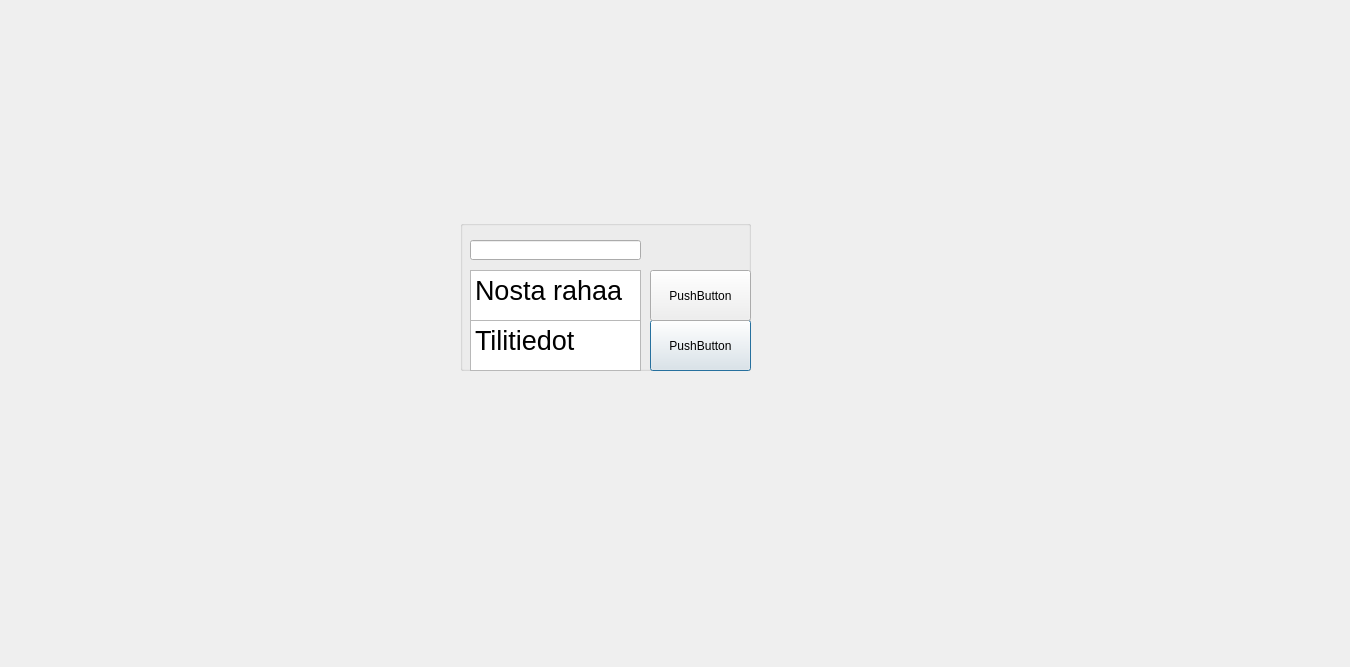
The window that bankautomat/valikko.ui (bank-2022/group15) describes before a commit, drawn with Qt 5.
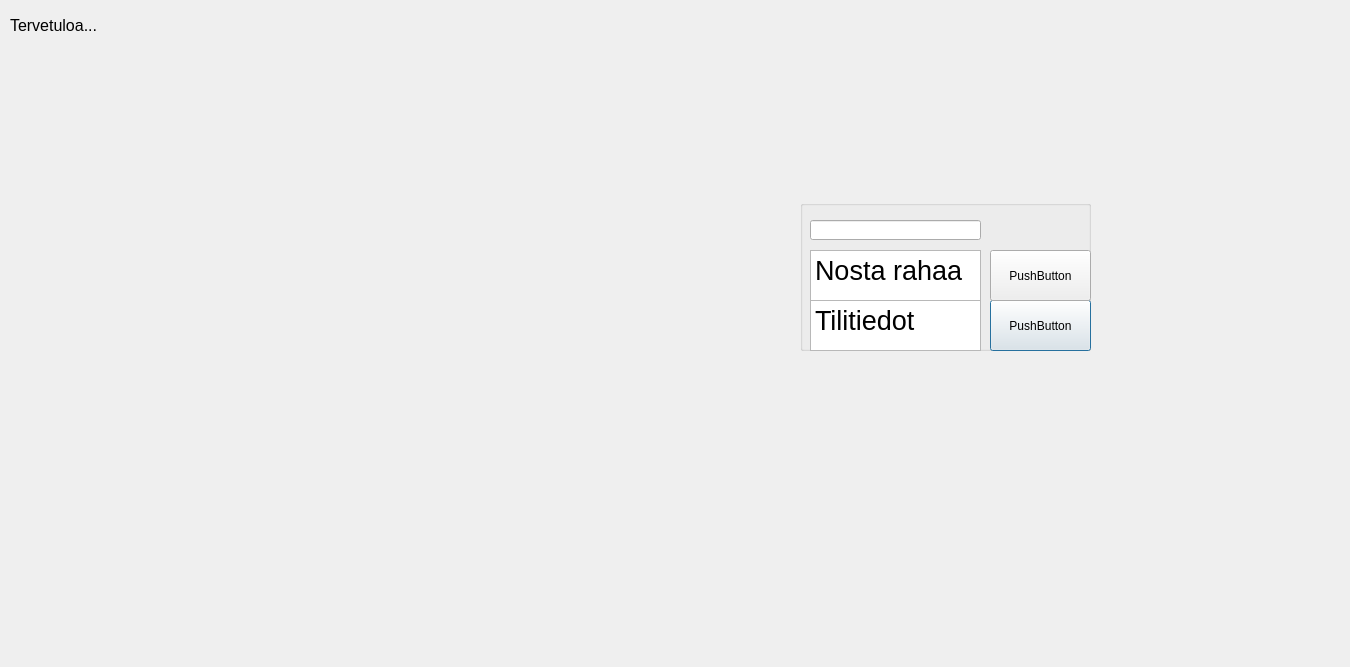
The same window after the commit.

Commit message: ui muutoksia, tunnusluku saa yhteyden apiin

Diff of the .ui file:
```diff
--- a/bankautomat/valikko.ui
+++ b/bankautomat/valikko.ui
@@ -16,8 +16,8 @@
   <widget class="QGroupBox" name="groupBox">
    <property name="geometry">
     <rect>
-     <x>460</x>
-     <y>220</y>
+     <x>800</x>
+     <y>200</y>
      <width>291</width>
      <height>151</height>
     </rect>
@@ -36,10 +36,10 @@
     </property>
     <property name="html">
      <string>&lt;!DOCTYPE HTML PUBLIC &quot;-//W3C//DTD HTML 4.0//EN&quot; &quot;http://www.w3.org/TR/REC-html40/strict.dtd&quot;&gt;
-&lt;html&gt;&lt;head&gt;&lt;meta name=&quot;qrichtext&quot; content=&quot;1&quot; /&gt;&lt;style type=&quot;text/css&quot;&gt;
+&lt;html&gt;&lt;head&gt;&lt;meta name=&quot;qrichtext&quot; content=&quot;1&quot; /&gt;&lt;meta charset=&quot;utf-8&quot; /&gt;&lt;style type=&quot;text/css&quot;&gt;
 p, li { white-space: pre-wrap; }
-&lt;/style&gt;&lt;/head&gt;&lt;body style=&quot; font-family:'MS Shell Dlg 2'; font-size:8.25pt; font-weight:400; font-style:normal;&quot;&gt;
-&lt;p style=&quot; margin-top:0px; margin-bottom:0px; margin-left:0px; margin-right:0px; -qt-block-indent:0; text-indent:0px;&quot;&gt;&lt;span style=&quot; font-size:20pt;&quot;&gt;Tilitiedot&lt;/span&gt;&lt;/p&gt;&lt;/body&gt;&lt;/html&gt;</string>
+&lt;/style&gt;&lt;/head&gt;&lt;body style=&quot; font-family:'Segoe UI'; font-size:9pt; font-weight:400; font-style:normal;&quot;&gt;
+&lt;p style=&quot; margin-top:0px; margin-bottom:0px; margin-left:0px; margin-right:0px; -qt-block-indent:0; text-indent:0px;&quot;&gt;&lt;span style=&quot; font-family:'MS Shell Dlg 2'; font-size:20pt;&quot;&gt;Tilitiedot&lt;/span&gt;&lt;/p&gt;&lt;/body&gt;&lt;/html&gt;</string>
     </property>
    </widget>
    <widget class="QTextEdit" name="textEdit">
@@ -53,10 +53,10 @@
     </property>
     <property name="html">
      <string>&lt;!DOCTYPE HTML PUBLIC &quot;-//W3C//DTD HTML 4.0//EN&quot; &quot;http://www.w3.org/TR/REC-html40/strict.dtd&quot;&gt;
-&lt;html&gt;&lt;head&gt;&lt;meta name=&quot;qrichtext&quot; content=&quot;1&quot; /&gt;&lt;style type=&quot;text/css&quot;&gt;
+&lt;html&gt;&lt;head&gt;&lt;meta name=&quot;qrichtext&quot; content=&quot;1&quot; /&gt;&lt;meta charset=&quot;utf-8&quot; /&gt;&lt;style type=&quot;text/css&quot;&gt;
 p, li { white-space: pre-wrap; }
-&lt;/style&gt;&lt;/head&gt;&lt;body style=&quot; font-family:'MS Shell Dlg 2'; font-size:8.25pt; font-weight:400; font-style:normal;&quot;&gt;
-&lt;p style=&quot; margin-top:0px; margin-bottom:0px; margin-left:0px; margin-right:0px; -qt-block-indent:0; text-indent:0px;&quot;&gt;&lt;span style=&quot; font-size:20pt;&quot;&gt;Nosta rahaa&lt;/span&gt;&lt;/p&gt;&lt;/body&gt;&lt;/html&gt;</string>
+&lt;/style&gt;&lt;/head&gt;&lt;body style=&quot; font-family:'Segoe UI'; font-size:9pt; font-weight:400; font-style:normal;&quot;&gt;
+&lt;p style=&quot; margin-top:0px; margin-bottom:0px; margin-left:0px; margin-right:0px; -qt-block-indent:0; text-indent:0px;&quot;&gt;&lt;span style=&quot; font-family:'MS Shell Dlg 2'; font-size:20pt;&quot;&gt;Nosta rahaa&lt;/span&gt;&lt;/p&gt;&lt;/body&gt;&lt;/html&gt;</string>
     </property>
    </widget>
    <widget class="QPushButton" name="pushButton_2">
@@ -99,6 +99,24 @@
     </property>
    </widget>
   </widget>
+  <widget class="QLabel" name="label">
+   <property name="geometry">
+    <rect>
+     <x>10</x>
+     <y>10</y>
+     <width>161</width>
+     <height>31</height>
+    </rect>
+   </property>
+   <property name="font">
+    <font>
+     <pointsize>12</pointsize>
+    </font>
+   </property>
+   <property name="text">
+    <string>Tervetuloa...</string>
+   </property>
+  </widget>
  </widget>
  <resources/>
  <connections/>
```
The commit also changes 5 other files.
